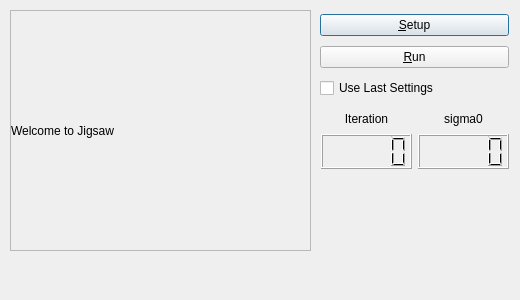
Above: isis/src/qisis/objs/JigsawDialog/JigsawDialog.ui from DOI-USGS/ISIS3 before the change. Below: the same form after it.
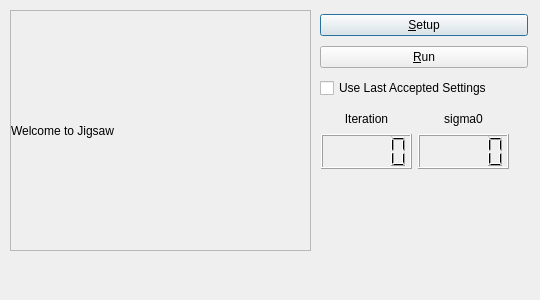
That is the form after the change. Icons and pictures are not drawn.

Commit message: Updated jigsaw dialog and setup to restore selected control net. References #4817.

The edit to the form file:
```diff
--- a/isis/src/qisis/objs/JigsawDialog/JigsawDialog.ui
+++ b/isis/src/qisis/objs/JigsawDialog/JigsawDialog.ui
@@ -6,7 +6,7 @@
    <rect>
     <x>0</x>
     <y>0</y>
-    <width>520</width>
+    <width>540</width>
     <height>300</height>
    </rect>
   </property>
@@ -38,7 +38,7 @@
     <rect>
      <x>320</x>
      <y>10</y>
-     <width>189</width>
+     <width>208</width>
      <height>94</height>
     </rect>
    </property>
@@ -60,7 +60,7 @@
     <item row="2" column="0">
      <widget class="QCheckBox" name="useLastSettings">
       <property name="text">
-       <string>Use Last Settings</string>
+       <string>Use Last Accepted Settings</string>
       </property>
      </widget>
     </item>
```
The commit also changes 5 other files.
